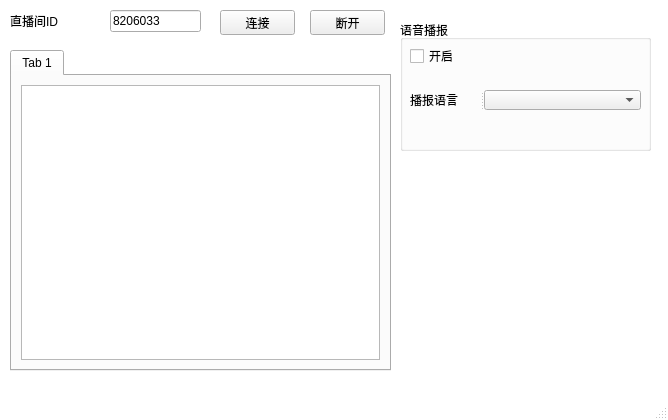
Old version of the form src/mainwindow.ui in the repository ChunSource/QBili.
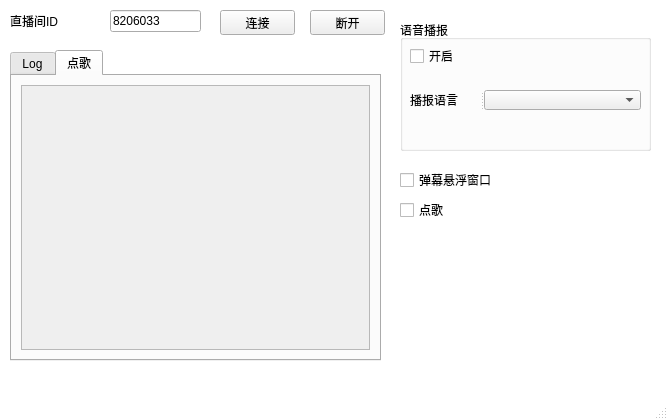
New version of the form. The open tabs and pages were chosen to show the change. Icons and pictures are not drawn.

Diff of the .ui file:
```diff
--- a/src/mainwindow.ui
+++ b/src/mainwindow.ui
@@ -138,8 +138,8 @@
      <rect>
       <x>10</x>
       <y>50</y>
-      <width>381</width>
-      <height>321</height>
+      <width>371</width>
+      <height>311</height>
      </rect>
     </property>
     <property name="currentIndex">
@@ -147,7 +147,7 @@
     </property>
     <widget class="QWidget" name="tab">
      <attribute name="title">
-      <string>Tab 1</string>
+      <string>Log</string>
      </attribute>
      <layout class="QGridLayout" name="gridLayout">
       <item row="0" column="0">
@@ -155,6 +155,20 @@
       </item>
      </layout>
     </widget>
+    <widget class="QWidget" name="tab_2">
+     <attribute name="title">
+      <string>点歌</string>
+     </attribute>
+     <layout class="QGridLayout" name="gridLayout_2">
+      <item row="0" column="0">
+       <widget class="QTextEdit" name="textEditSong">
+        <property name="enabled">
+         <bool>false</bool>
+        </property>
+       </widget>
+      </item>
+     </layout>
+    </widget>
    </widget>
    <widget class="QGroupBox" name="groupBoxSpeech">
     <property name="geometry">
@@ -213,6 +227,50 @@
      <widget class="QComboBox" name="comboBoxLanguage"/>
     </widget>
    </widget>
+   <widget class="QCheckBox" name="checkBoxMessageShow">
+    <property name="geometry">
+     <rect>
+      <x>400</x>
+      <y>170</y>
+      <width>241</width>
+      <height>20</height>
+     </rect>
+    </property>
+    <property name="styleSheet">
+     <string notr="true">font: 13pt &quot;楷体&quot;;</string>
+    </property>
+    <property name="text">
+     <string>弹幕悬浮窗口</string>
+    </property>
+    <property name="checkable">
+     <bool>true</bool>
+    </property>
+    <property name="checked">
+     <bool>false</bool>
+    </property>
+   </widget>
+   <widget class="QCheckBox" name="checkBoxSongUse">
+    <property name="geometry">
+     <rect>
+      <x>400</x>
+      <y>200</y>
+      <width>241</width>
+      <height>20</height>
+     </rect>
+    </property>
+    <property name="styleSheet">
+     <string notr="true">font: 13pt &quot;楷体&quot;;</string>
+    </property>
+    <property name="text">
+     <string>点歌</string>
+    </property>
+    <property name="checkable">
+     <bool>true</bool>
+    </property>
+    <property name="checked">
+     <bool>false</bool>
+    </property>
+   </widget>
   </widget>
   <widget class="QMenuBar" name="menubar">
    <property name="geometry">
```
